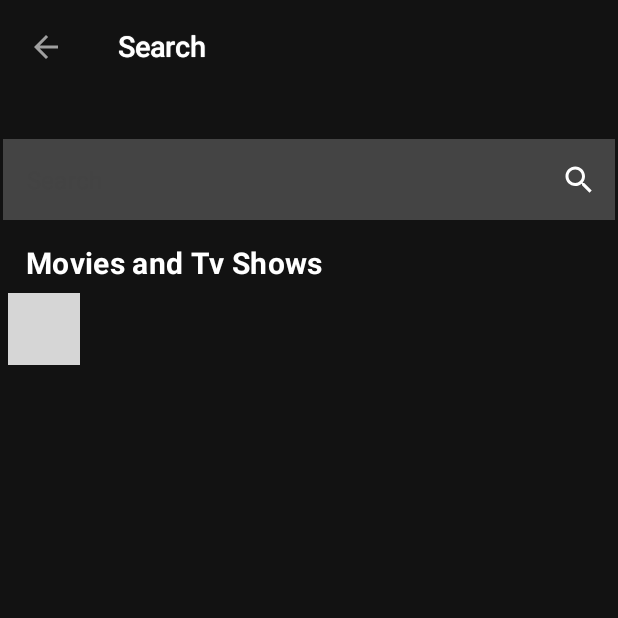
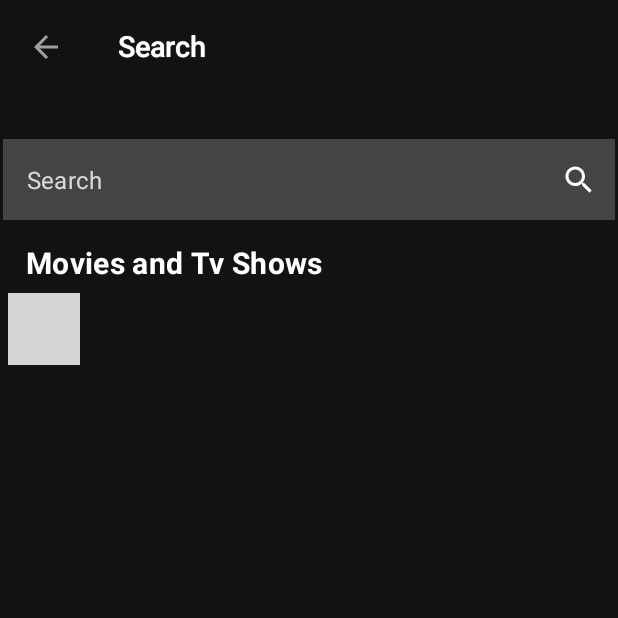
Before and after one commit to ucdevinda123/VxMovieApp, an Android app built with Jetpack Compose: the SearchMovies screen opened through its navigation route, on a phone screen of 412 x 824 dp, the top half of it. Run offline under Robolectric (Android 15) with nearby library versions, the phone set to English and light mode, and no system bars; our stand-ins replace Dagger/Hilt's generated code, constraintlayout-compose, paging; network calls fail; pictures from the network do not load; 2 statements that could not run were skipped; grey boxes are pictures that could not be loaded.

Commit message:
Adding search key onChange and button events completion of the search screen

```diff
--- a/app/src/main/java/com/spore/vxmoviesapp/ui/components/search/SearchBar.kt
+++ b/app/src/main/java/com/spore/vxmoviesapp/ui/components/search/SearchBar.kt
@@ -39,8 +39,9 @@ fun SearchBar(
 
 
         TextField(
-            value = "",
+            value = viewModel.searchQueryState.value,
             onValueChange = {
+                viewModel.search(it)
             },
             modifier = Modifier
                 .fillMaxSize(),
@@ -48,7 +49,7 @@ fun SearchBar(
             placeholder = {
                 Text(
                     text = stringResource(id = R.string.search_hint),
-                    color = Color.DarkGray.copy(alpha = 0.8F)
+                    color = Color.White.copy(alpha = 0.8F)
                 )
             },
             colors = textFieldColors(
@@ -64,7 +65,7 @@ fun SearchBar(
             ),
             keyboardActions = KeyboardActions(
                 onSearch = {
-
+                    viewModel.search(viewModel.searchQueryState.value)
                 }
             ),
             trailingIcon = {
--- a/app/src/main/java/com/spore/vxmoviesapp/ui/screen/VxSearch.kt
+++ b/app/src/main/java/com/spore/vxmoviesapp/ui/screen/VxSearch.kt
@@ -4,14 +4,15 @@ import SearchBar
 import androidx.compose.foundation.layout.Column
 import androidx.compose.foundation.layout.fillMaxSize
 import androidx.compose.foundation.layout.padding
-import androidx.compose.foundation.rememberScrollState
 import androidx.compose.material.Scaffold
 import androidx.compose.runtime.Composable
 import androidx.compose.ui.Modifier
+import androidx.compose.ui.res.stringResource
 import androidx.compose.ui.unit.dp
 import androidx.hilt.navigation.compose.hiltViewModel
 import androidx.navigation.NavHostController
 import androidx.paging.compose.collectAsLazyPagingItems
+import com.spore.vxmoviesapp.R
 import com.spore.vxmoviesapp.ui.components.appbar.VxAppBarWithBack
 import com.spore.vxmoviesapp.ui.components.searchgrid.VxMovieGrid
 import com.spore.vxmoviesapp.ui.viewmodel.SearchViewModel
@@ -19,26 +20,30 @@ import com.spore.vxmoviesapp.ui.viewmodel.SearchViewModel
 @Composable
 fun SearchMovies(navController: NavHostController, onNavigate: (id: Long) -> Unit) {
     val searchViewModel: SearchViewModel = hiltViewModel()
-    searchViewModel.search("ss")
-
     Scaffold {
         Column(modifier = Modifier.fillMaxSize()) {
-            val homeScreenScrollState = rememberScrollState()
-            val movieDetailsState = searchViewModel.searchState.value.collectAsLazyPagingItems()
-
-            VxAppBarWithBack(false, Modifier.padding(1.dp), navController,"Search")
-
+            val movieSearchState = searchViewModel.searchState.value.collectAsLazyPagingItems()
+            VxAppBarWithBack(
+                false,
+                Modifier.padding(1.dp),
+                navController,
+                stringResource(id = R.string.search_hint)
+            )
             SearchBar(
                 autoFocus = true,
                 viewModel = searchViewModel,
                 onSearch = {
-                    searchViewModel.search("dj")
+                    searchViewModel.search(searchViewModel.searchQueryState.value)
                 }
             )
 
-            VxMovieGrid("Movies and Tv Shows", movieDetailsState, 3, onItemClick = {
-                onNavigate(it)
-            })
+            VxMovieGrid(
+                stringResource(id = R.string.search_movies_and_tv_shows),
+                movieSearchState,
+                3,
+                onItemClick = {
+                    onNavigate(it)
+                })
         }
     }
 }
--- a/app/src/main/java/com/spore/vxmoviesapp/ui/viewmodel/SearchViewModel.kt
+++ b/app/src/main/java/com/spore/vxmoviesapp/ui/viewmodel/SearchViewModel.kt
@@ -20,8 +20,11 @@ class SearchViewModel @Inject constructor(val searchUseCase: SearchUseCase) : Vi
     private var _searchResult = mutableStateOf<Flow<PagingData<Movie>>>(emptyFlow())
     val searchState: State<Flow<PagingData<Movie>>> = _searchResult
 
+    private var _searchQuery = mutableStateOf("")
+    val searchQueryState: State<String> = _searchQuery
+
     fun search(searchText : String){
-        viewModelScope.launch {
+        viewModelScope.launch { _searchQuery.value = searchText
            val searchResponse =  searchUseCase.search(searchText).cachedIn(viewModelScope)
             _searchResult.value = searchResponse
         }
--- a/app/src/main/res/values/strings.xml
+++ b/app/src/main/res/values/strings.xml
@@ -4,4 +4,5 @@
     <string name="movies">Movies</string>
     <string name="categories">Categories</string>
     <string name="search_hint">Search</string>
+    <string name="search_movies_and_tv_shows">Movies and Tv Shows</string>
 </resources>
```
